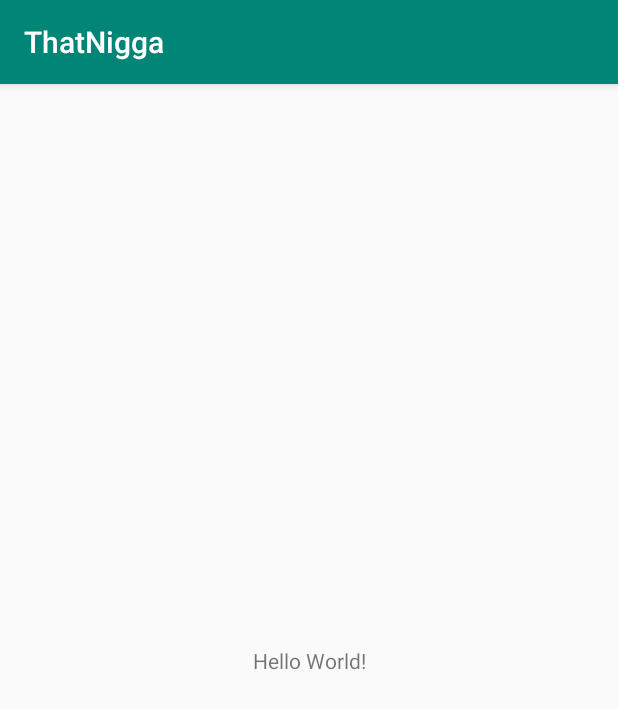
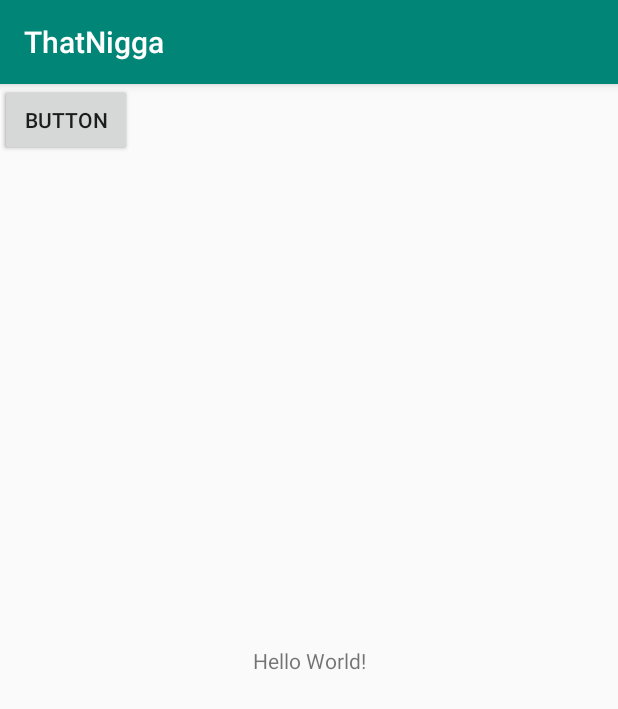
Before and after one commit to BlackZone017/Places2Go, an Android app: the screen it shows after launch (MainActivity), on a phone screen of 412 x 824 dp. Shown: the top 709 px of the screen. Run offline under Robolectric (Android 15) with nearby library versions, the light colour scheme and no system bars.

Commit message:
Botones Agregados

```diff
--- a/app/src/main/res/layout/activity_main.xml
+++ b/app/src/main/res/layout/activity_main.xml
@@ -15,4 +15,20 @@
         app:layout_constraintRight_toRightOf="parent"
         app:layout_constraintTop_toTopOf="parent" />
 
+    <Button
+        android:id="@+id/button"
+        android:layout_width="wrap_content"
+        android:layout_height="wrap_content"
+        android:text="Button"
+        tools:layout_editor_absoluteX="134dp"
+        tools:layout_editor_absoluteY="112dp" />
+
+    <Button
+        android:id="@+id/button2"
+        android:layout_width="wrap_content"
+        android:layout_height="wrap_content"
+        android:text="Button"
+        tools:layout_editor_absoluteX="177dp"
+        tools:layout_editor_absoluteY="341dp" />
+
 </android.support.constraint.ConstraintLayout>
```
